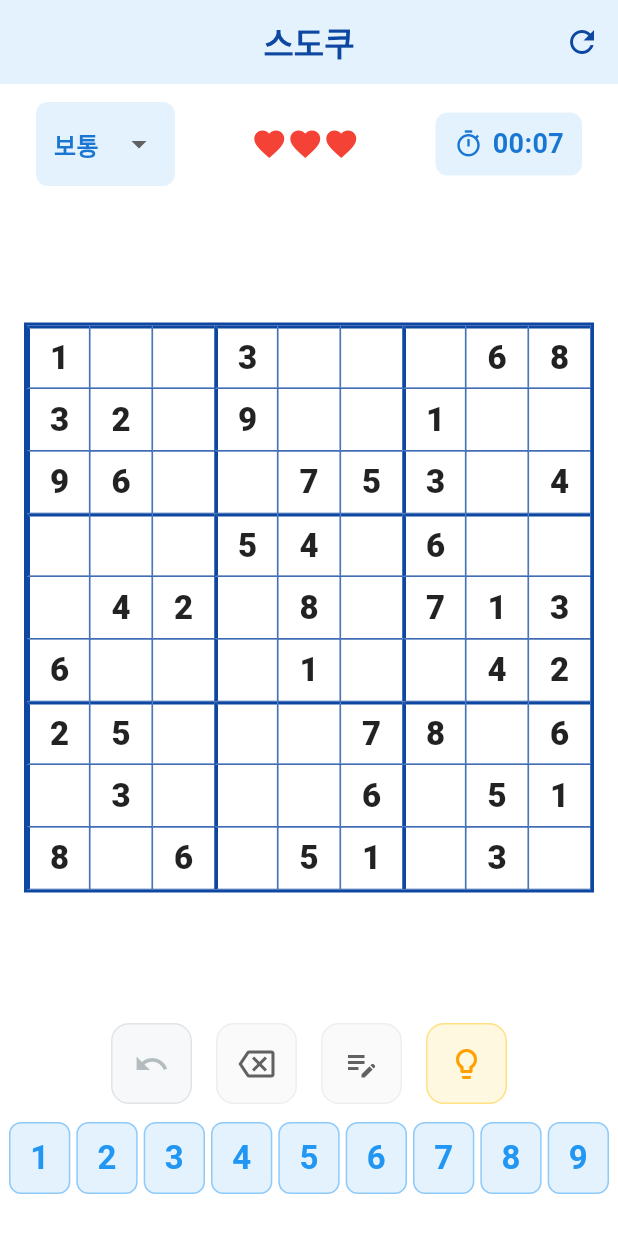
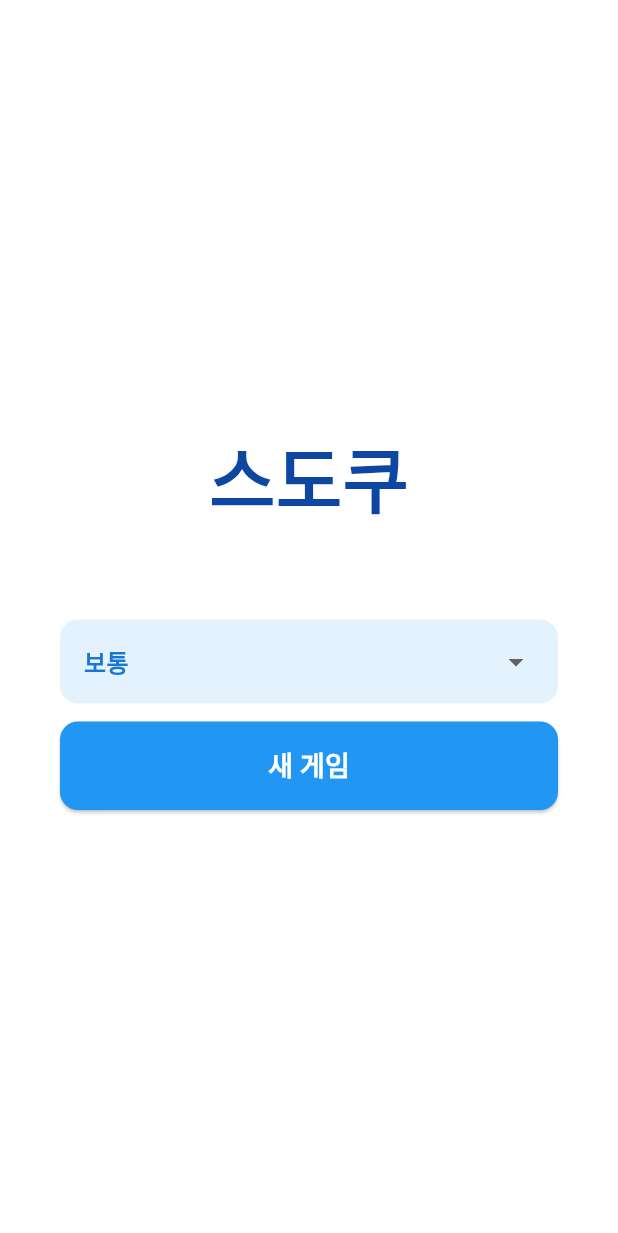
Before and after one commit to sandropark/sudoku_flutter, a Flutter app: the screen it shows after launch, on a phone screen of 412 x 824 dp. Shown: the top 1233 px of the screen. Run offline on Flutter 3.47's test engine with Material 3 defaults, Android fonts, the phone set to English and light mode, and no system bars; our stand-ins replace shared_preferences.

Commit message:
feat: Implement a home screen for new game creation with difficulty selection and resuming saved games, updating the game provider accordingly.

```diff
--- a/lib/main.dart
+++ b/lib/main.dart
@@ -1,16 +1,13 @@
 import 'package:flutter/material.dart';
 import 'package:provider/provider.dart'; // 상태 관리 패키지 추가
-import 'screens/board_screen.dart';
+import 'screens/home_screen.dart';
 import 'providers/game_provider.dart'; // 우리가 만든 앱 전용 두뇌 연결
 
 void main() async {
   WidgetsFlutterBinding.ensureInitialized();
 
   final gameProvider = GameProvider();
-  final loaded = await gameProvider.loadSavedGame();
-  if (!loaded) {
-    gameProvider.startNewGame();
-  }
+  await gameProvider.loadSavedGame();
 
   runApp(
     ChangeNotifierProvider.value(
@@ -33,8 +30,8 @@ class MyApp extends StatelessWidget {
         useMaterial3: true,
         scaffoldBackgroundColor: Colors.white,
       ),
-      // 시작 화면을 우리가 방금 만든 BoardScreen으로 지정합니다.
-      home: const BoardScreen(),
+      // 시작 화면을 홈 화면으로 지정합니다.
+      home: const HomeScreen(),
       debugShowCheckedModeBanner: false, // 우측 상단의 못생긴 'DEBUG' 띠를 없앱니다.
     );
   }
--- a/lib/providers/game_provider.dart
+++ b/lib/providers/game_provider.dart
@@ -60,6 +60,10 @@ class GameProvider extends ChangeNotifier {
 
   int get remainingLives => _remainingLives;
   bool get isGameOver => _isGameOver;
+
+  // ===== 저장된 게임 유무 =====
+  bool _hasSavedGame = false;
+  bool get hasSavedGame => _hasSavedGame;
 
   // ===== 오답 추적 =====
   final Set<(int, int)> _wrongCells = {};
@@ -134,7 +138,7 @@ class GameProvider extends ChangeNotifier {
     elapsedSeconds = 0;
     _startTimer();
 
-    unawaited(_clearSavedGame());
+    unawaited(_saveGame());
     notifyListeners();
   }
 
@@ -158,6 +162,12 @@ class GameProvider extends ChangeNotifier {
   void _stopTimer() {
     _timer?.cancel();
     _timer = null;
+  }
+
+  // 타이머 재개 (홈 화면에서 게임 화면으로 이동 시 사용)
+  void resumeTimer() {
+    _stopTimer();
+    _startTimer();
   }
 
   // 스도쿠 보드판에서 특정 칸(row, col)을 터치했을 때 실행되는 함수
@@ -411,12 +421,14 @@ class GameProvider extends ChangeNotifier {
     try {
       final prefs = await SharedPreferences.getInstance();
       await prefs.setString(_saveKey, jsonEncode(_toJson()));
+      _hasSavedGame = true;
     } catch (_) {
       // 저장 실패는 치명적이지 않으므로 무시
     }
   }
 
   Future<void> _clearSavedGame() async {
+    _hasSavedGame = false;
     final prefs = await SharedPreferences.getInstance();
     await prefs.remove(_saveKey);
   }
@@ -429,8 +441,7 @@ class GameProvider extends ChangeNotifier {
     try {
       final json = jsonDecode(jsonString) as Map<String, dynamic>;
       _fromJson(json);
-      _stopTimer();
-      _startTimer();
+      _hasSavedGame = true;
       notifyListeners();
       return true;
     } catch (_) {
--- /dev/null
+++ b/lib/screens/home_screen.dart
@@ -0,0 +1,148 @@
+import 'package:flutter/material.dart';
+import 'package:provider/provider.dart';
+import '../providers/game_provider.dart';
+import 'board_screen.dart';
+
+class HomeScreen extends StatefulWidget {
+  const HomeScreen({super.key});
+
+  @override
+  State<HomeScreen> createState() => _HomeScreenState();
+}
+
+class _HomeScreenState extends State<HomeScreen> {
+  String _selectedDifficulty = '보통';
+
+  @override
+  Widget build(BuildContext context) {
+    final provider = context.watch<GameProvider>();
+
+    return Scaffold(
+      backgroundColor: Colors.white,
+      body: SafeArea(
+        child: Center(
+          child: Padding(
+            padding: const EdgeInsets.symmetric(horizontal: 40.0),
+            child: Column(
+              mainAxisAlignment: MainAxisAlignment.center,
+              children: [
+                // 앱 타이틀
+                Text(
+                  '스도쿠',
+                  style: TextStyle(
+                    fontSize: 48,
+                    fontWeight: FontWeight.bold,
+                    color: Colors.blue.shade900,
+                  ),
+                ),
+                const SizedBox(height: 60),
+
+                // 이어하기 버튼 (저장된 게임이 있을 때만)
+                if (provider.hasSavedGame) ...[
+                  SizedBox(
+                    width: double.infinity,
+                    child: ElevatedButton(
+                      style: ElevatedButton.styleFrom(
+                        backgroundColor: Colors.blue.shade50,
+                        foregroundColor: Colors.blue.shade900,
+                        padding: const EdgeInsets.symmetric(vertical: 16),
+                        shape: RoundedRectangleBorder(
+                          borderRadius: BorderRadius.circular(12),
+                          side: BorderSide(color: Colors.blue.shade200),
+                        ),
+                      ),
+                      onPressed: () {
+                        provider.resumeTimer();
+                        Navigator.pushReplacement(
+                          context,
+                          MaterialPageRoute(builder: (_) => const BoardScreen()),
+                        );
+                      },
+                      child: Column(
+                        children: [
+                          const Text(
+                            '이어하기',
+                            style: TextStyle(fontSize: 18, fontWeight: FontWeight.bold),
+                          ),
+                          const SizedBox(height: 4),
+                          Text(
+                            '${provider.difficulty}  ${provider.timerText}',
+                            style: TextStyle(fontSize: 14, color: Colors.blue.shade600),
+                          ),
+                        ],
+                      ),
+                    ),
+                  ),
+                  const SizedBox(height: 16),
+                ],
+
+                // 난이도 선택
+                Container(
+                  padding: const EdgeInsets.symmetric(horizontal: 16, vertical: 4),
+                  decoration: BoxDecoration(
+                    color: Colors.blue.shade50,
+                    borderRadius: BorderRadius.circular(12),
+                  ),
+                  child: DropdownButtonHideUnderline(
+                    child: DropdownButton<String>(
+                      value: _selectedDifficulty,
+                      isExpanded: true,
+                      items: ['쉬움', '보통', '어려움'].map((String value) {
+                        return DropdownMenuItem<String>(
+                          value: value,
+                          child: Text(
+                            value,
+                            style: TextStyle(
+                              color: Colors.blue.shade700,
+                              fontWeight: FontWeight.bold,
+                              fontSize: 16,
+                            ),
+                          ),
+                        );
+                      }).toList(),
+                      onChanged: (String? newValue) {
+                        if (newValue != null) {
+                          setState(() {
+                            _selectedDifficulty = newValue;
+                          });
+                        }
+                      },
+                    ),
+                  ),
+                ),
+                const SizedBox(height: 12),
+
+                // 새 게임 버튼
+                SizedBox(
+                  width: double.infinity,
+                  child: ElevatedButton(
+                    style: ElevatedButton.styleFrom(
+                      backgroundColor: Colors.blue,
+                      foregroundColor: Colors.white,
+                      padding: const EdgeInsets.symmetric(vertical: 16),
+                      shape: RoundedRectangleBorder(
+                        borderRadius: BorderRadius.circular(12),
+                      ),
+                    ),
+                    onPressed: () {
+                      provider.difficulty = _selectedDifficulty;
+                      provider.startNewGame();
+                      Navigator.pushReplacement(
+                        context,
+                        MaterialPageRoute(builder: (_) => const BoardScreen()),
+                      );
+                    },
+                    child: const Text(
+                      '새 게임',
+                      style: TextStyle(fontSize: 18, fontWeight: FontWeight.bold),
+                    ),
+                  ),
+                ),
+              ],
+            ),
+          ),
+        ),
+      ),
+    );
+  }
+}
```
